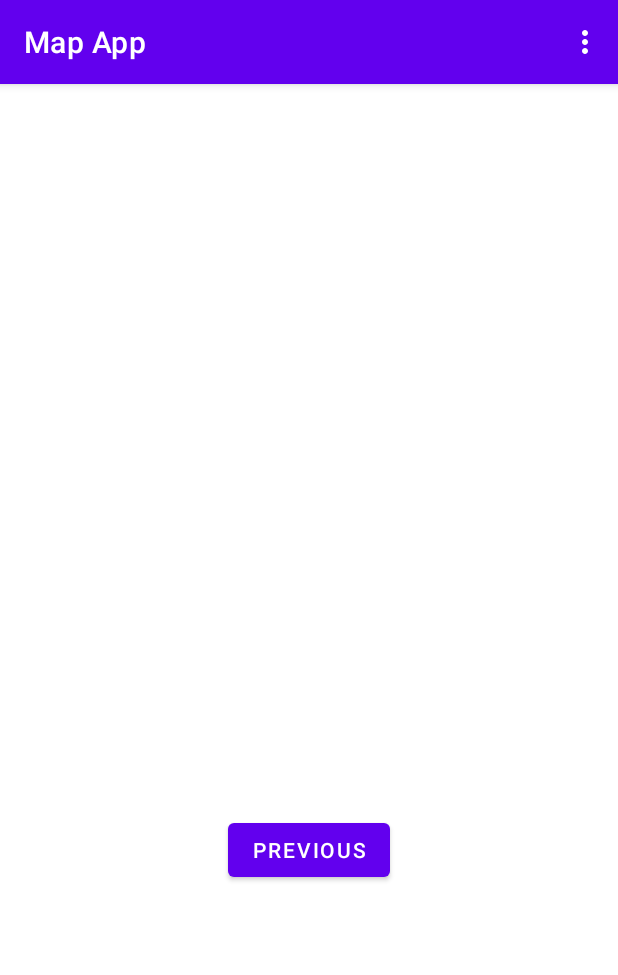
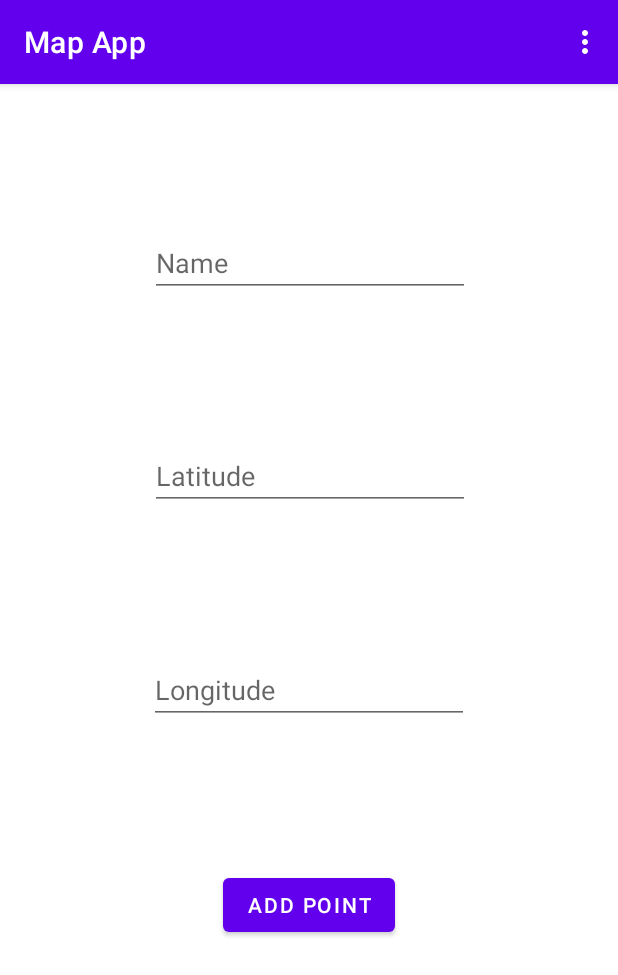
Before and after one commit to JDavidLpez723/mapapp, an Android app: the screen it shows after launch (MapActivity), after a tap on an icon or button, on a phone screen of 412 x 824 dp. Shown: the top 975 px of the screen. Run offline under Robolectric (Android 15) with nearby library versions, the phone set to English and light mode, and no system bars; our stand-ins replace Room's generated code.

Commit message:
navigate_index and second fragment

```diff
--- a/app/src/main/java/com/canonicalexamples/mapapp/view/NodeFragment.kt
+++ b/app/src/main/java/com/canonicalexamples/mapapp/view/NodeFragment.kt
@@ -71,7 +71,7 @@ class NodeFragment: Fragment(){
         viewModel.zoom.observe(viewLifecycleOwner){
             val z = viewModel.zoom.value ?: -1
 
-            println("Zpom changed to "+z.toString())
+            println("Zoom changed to "+z.toString())
 
             if(z > 0 ){
                 val builder = this.context?.let { Picasso.Builder(it) }
@@ -79,8 +79,8 @@ class NodeFragment: Fragment(){
                     //val uri = "https://api.maptiler.com/maps/basic/256/7/63/42.png?key=w3yoRskFIgZceY3WMSjy"
                     val uri = viewModel.getTileUri()
                     builder.build().load(uri)
-                            .placeholder(R.drawable.just_grey_light_grey)
-                            .error(R.drawable.error)
+                         //   .placeholder(R.drawable.just_grey_light_grey)
+                         //   .error(R.drawable.error)
                             .into(binding.iv)
                 }
 
--- a/app/src/main/java/com/canonicalexamples/mapapp/view/NodesListFragment.kt
+++ b/app/src/main/java/com/canonicalexamples/mapapp/view/NodesListFragment.kt
@@ -33,7 +33,7 @@ class NodesListFragment : Fragment() {
 
         binding.recyclerView.adapter = NodesListAdapter(viewModel = viewModel)
         binding.fab.setOnClickListener {
-            viewModel.addButtonClicked()
+            viewModel.addButtonClicked(1)
         }
 
         //
@@ -44,7 +44,11 @@ class NodesListFragment : Fragment() {
 
         viewModel.navigate.observeEvent(viewLifecycleOwner) { navigate ->
             if (navigate) {
-                findNavController().navigate(R.id.action_FirstFragment_to_SecondFragment)
+                viewModel.navigate_index.observeEvent(viewLifecycleOwner) { navigate_index ->
+                    if (navigate_index == 1) {
+                        findNavController().navigate(R.id.action_FirstFragment_to_SecondFragment)
+                    }
+                }
             }
         }
 
--- a/app/src/main/java/com/canonicalexamples/mapapp/view/SecondFragment.kt
+++ b/app/src/main/java/com/canonicalexamples/mapapp/view/SecondFragment.kt
@@ -10,6 +10,9 @@ import androidx.fragment.app.viewModels
 import androidx.navigation.fragment.findNavController
 import com.canonicalexamples.mapapp.R
 import com.canonicalexamples.mapapp.app.MapApp
+import com.canonicalexamples.mapapp.databinding.FragmentNodesListBinding
+import com.canonicalexamples.mapapp.databinding.FragmentSecondBinding
+import com.canonicalexamples.mapapp.util.observeEvent
 import com.canonicalexamples.mapapp.viewmodels.NodesListViewModel
 import com.canonicalexamples.mapapp.viewmodels.NodesListViewModelFactory
 
@@ -18,26 +21,36 @@ import com.canonicalexamples.mapapp.viewmodels.NodesListViewModelFactory
  */
 class SecondFragment : Fragment() {
 
+    private lateinit var binding: FragmentSecondBinding;
     private val viewModel: NodesListViewModel by viewModels {
         val app = MapApp()
         NodesListViewModelFactory(app.database, app.webservice)
     }
 
-    override fun onCreateView(
-        inflater: LayoutInflater, container: ViewGroup?,
-        savedInstanceState: Bundle?
-    ): View? {
+    override fun onCreateView(inflater: LayoutInflater, container: ViewGroup?, savedInstanceState: Bundle?): View? {
         // Inflate the layout for this fragment
-        return inflater.inflate(R.layout.fragment_second, container, false)
+        binding = FragmentSecondBinding.inflate(inflater, container, false)
+        return binding.root
     }
 
     override fun onViewCreated(view: View, savedInstanceState: Bundle?) {
         super.onViewCreated(view, savedInstanceState)
-
+        binding.addPointToList.setOnClickListener {
+            viewModel.addButtonClicked(2)
+        }
+        viewModel.navigate.observeEvent(viewLifecycleOwner) { navigate ->
+            if (navigate) {
+                viewModel.navigate_index.observeEvent(viewLifecycleOwner) { navigate_index ->
+                    if (navigate_index == 2) {
+                        findNavController().navigate(R.id.action_SecondFragment_to_FirstFragment)
+                    }
+                }
+            }
+        }
 
         println("[SecondFragment]: "+viewModel.numberOfItems)
-        view.findViewById<Button>(R.id.button_second).setOnClickListener {
-            findNavController().navigate(R.id.action_SecondFragment_to_FirstFragment)
-        }
+       // view.findViewById<Button>(R.id.button_second).setOnClickListener {
+       //     findNavController().navigate(R.id.action_SecondFragment_to_FirstFragment)
+       // }
     }
 }
--- a/app/src/main/java/com/canonicalexamples/mapapp/viewmodels/NodesListViewModel.kt
+++ b/app/src/main/java/com/canonicalexamples/mapapp/viewmodels/NodesListViewModel.kt
@@ -36,6 +36,8 @@ import kotlin.math.*
 class NodesListViewModel(private val database: MapDatabase, private val webservice: TileService): ViewModel() {
     private val _navigate: MutableLiveData<Event<Boolean>> = MutableLiveData()
     val navigate: LiveData<Event<Boolean>> = _navigate
+    private val _navigate_index: MutableLiveData<Event<Int>> = MutableLiveData()
+    val navigate_index: LiveData<Event<Int>> = _navigate_index
     private val _open_node: MutableLiveData<Event<Boolean>> = MutableLiveData()
     val open_node: LiveData<Event<Boolean>> = _open_node
     private var nodesList = listOf<Node>()
@@ -63,8 +65,9 @@ class NodesListViewModel(private val database: MapDatabase, private val webservi
 
 
     //Button for adding a new node
-    fun addButtonClicked() {
+    fun addButtonClicked(index:Int) {
         _navigate.value = Event(true)
+        _navigate_index.value = Event(index)
         viewModelScope.launch(Dispatchers.IO) {
             //database.nodeDao.create(node = Node(x=800.0, y=-20.0, tag="tag"))
         }
--- a/app/src/main/res/layout/fragment_second.xml
+++ b/app/src/main/res/layout/fragment_second.xml
@@ -6,22 +6,53 @@
     android:layout_height="match_parent"
     tools:context=".view.SecondFragment">
 
-    <TextView
-        android:id="@+id/textview_second"
+    <Button
+        android:id="@+id/add_point_to_list"
+        android:layout_width="wrap_content"
+        android:layout_height="48dp"
+        android:layout_marginBottom="100dp"
+        android:text="@string/add_point"
+        app:layout_constraintBottom_toBottomOf="parent"
+        app:layout_constraintEnd_toEndOf="parent"
+        app:layout_constraintStart_toStartOf="parent"
+        app:layout_constraintTop_toBottomOf="@+id/editTextTextPersonName3" />
+
+    <EditText
+        android:id="@+id/editTextTextPersonName"
         android:layout_width="wrap_content"
         android:layout_height="wrap_content"
-        app:layout_constraintBottom_toTopOf="@id/button_second"
+        android:ems="10"
+        android:inputType="textPersonName"
+        android:hint="@string/point_name"
+        app:layout_constraintBottom_toTopOf="@+id/editTextTextPersonName2"
         app:layout_constraintEnd_toEndOf="parent"
+        app:layout_constraintHorizontal_bias="0.502"
         app:layout_constraintStart_toStartOf="parent"
         app:layout_constraintTop_toTopOf="parent" />
 
-    <Button
-        android:id="@+id/button_second"
+    <EditText
+        android:id="@+id/editTextTextPersonName2"
         android:layout_width="wrap_content"
-        android:layout_height="48dp"
-        android:text="@string/previous"
-        app:layout_constraintBottom_toBottomOf="parent"
+        android:layout_height="wrap_content"
+        android:ems="10"
+        android:inputType="textPersonName"
+        android:hint="@string/latitude"
+        app:layout_constraintBottom_toTopOf="@+id/editTextTextPersonName3"
+        app:layout_constraintEnd_toEndOf="parent"
+        app:layout_constraintHorizontal_bias="0.502"
+        app:layout_constraintStart_toStartOf="parent"
+        app:layout_constraintTop_toBottomOf="@+id/editTextTextPersonName" />
+
+    <EditText
+        android:id="@+id/editTextTextPersonName3"
+        android:layout_width="wrap_content"
+        android:layout_height="wrap_content"
+        android:ems="10"
+        android:inputType="textPersonName"
+        android:hint="@string/longitude"
+        app:layout_constraintBottom_toTopOf="@+id/add_point_to_list"
         app:layout_constraintEnd_toEndOf="parent"
         app:layout_constraintStart_toStartOf="parent"
-        app:layout_constraintTop_toBottomOf="@id/textview_second" />
+        app:layout_constraintTop_toBottomOf="@+id/editTextTextPersonName2" />
+
 </androidx.constraintlayout.widget.ConstraintLayout>
--- a/app/src/main/res/values/strings.xml
+++ b/app/src/main/res/values/strings.xml
@@ -9,4 +9,10 @@
 
     <string name="hello_first_fragment">Hello first fragment</string>
     <string name="hello_second_fragment">Hello second fragment. Arg: %1$s</string>
+    <string name="latitude">Latitude</string>
+    <string name="longitude">Longitude</string>
+    <string name="point_name">Name</string>
+    <string name="add_point">ADD POINT</string>
+
+
 </resources>
```
Also changed, not shown: 1 other file.
